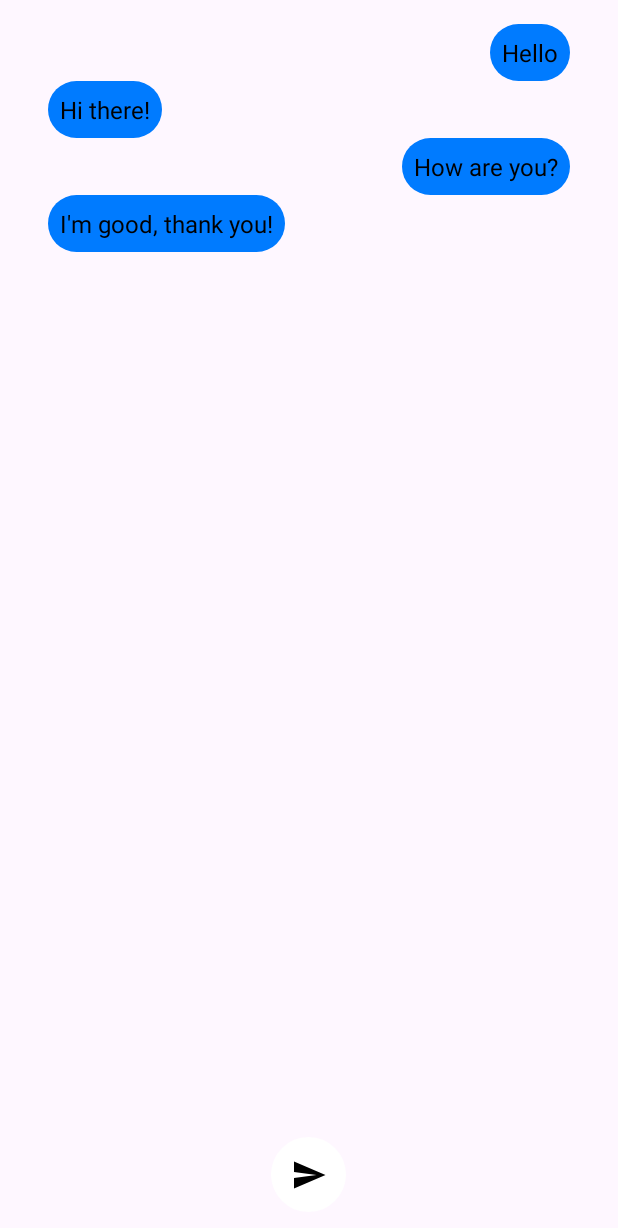
After one commit to TheFruggg/VuzixApp, an Android app: the ConversationActivity screen opened directly, with no data from a screen before it, on a phone screen of 412 x 824 dp. The commit adds this screen. Shown: the top 1228 px of the screen. Run offline under Robolectric (Android 15) with nearby library versions, the light colour scheme and no system bars.

Commit message:
10/02/2024

```diff
--- a/app/src/main/AndroidManifest.xml
+++ b/app/src/main/AndroidManifest.xml
@@ -24,8 +24,10 @@
         </activity>
 
         <activity android:name=".ContactsActivity" />
-        <activity android:name=".NewMessageActivity" />
+        <activity android:name=".MessageActivity" />
         <activity android:name=".SettingsActivity" />
+        <activity android:name=".ConversationActivity" />
+
     </application>
 
 </manifest>
--- a/app/src/main/java/com/vuzix/vuzixapp/Conversation.kt
+++ /dev/null
@@ -1,6 +0,0 @@
-package com.vuzix.vuzixapp
-
-data class Conversation(
-    val contactName: String,
-    val lastMessage: String
-)
--- /dev/null
+++ b/app/src/main/java/com/vuzix/vuzixapp/ConversationActivity.kt
@@ -0,0 +1,31 @@
+package com.vuzix.vuzixapp
+
+import android.os.Bundle
+import androidx.appcompat.app.AppCompatActivity
+import androidx.recyclerview.widget.LinearLayoutManager
+import androidx.recyclerview.widget.RecyclerView
+
+class ConversationActivity : AppCompatActivity() {
+
+    private lateinit var recyclerView: RecyclerView
+    private lateinit var adapter: MessageAdapter
+
+    override fun onCreate(savedInstanceState: Bundle?) {
+        super.onCreate(savedInstanceState)
+        setContentView(R.layout.activity_conversation)
+
+        recyclerView = findViewById(R.id.recyclerViewConversation)
+        recyclerView.layoutManager = LinearLayoutManager(this)
+        adapter = MessageAdapter()
+        recyclerView.adapter = adapter
+
+        val messages = listOf(
+            Message("Hello", true),
+            Message("Hi there!", false),
+            Message("How are you?", true),
+            Message("I'm good, thank you!", false)
+        )
+
+        adapter.submitList(messages)
+    }
+}
--- a/app/src/main/java/com/vuzix/vuzixapp/MainActivity.kt
+++ b/app/src/main/java/com/vuzix/vuzixapp/MainActivity.kt
@@ -3,6 +3,7 @@ package com.vuzix.vuzixapp
 import android.content.Intent
 import android.os.Bundle
 import androidx.appcompat.app.AppCompatActivity
+import androidx.recyclerview.widget.LinearLayoutManager
 import androidx.viewpager2.widget.ViewPager2
 
 class MainActivity : AppCompatActivity() {
@@ -12,14 +13,17 @@ class MainActivity : AppCompatActivity() {
         setContentView(R.layout.activity_main)
 
         val options = listOf(
-            Option("New Message") { navigateTo(NewMessageActivity::class.java) },
+            Option("New Message") { navigateTo(MessageActivity::class.java) },
             Option("Contacts") { navigateTo(ContactsActivity::class.java) },
             Option("Settings") { navigateTo(SettingsActivity::class.java) },
+            Option("Test") { /* Placeholder action */ },
             Option("Exit") { finish() }
         )
 
         val viewPager: ViewPager2 = findViewById(R.id.viewPager)
         viewPager.adapter = OptionAdapter(options)
+        viewPager.orientation = ViewPager2.ORIENTATION_HORIZONTAL
+        viewPager.offscreenPageLimit = 1
     }
 
     private fun navigateTo(activityClass: Class<*>) {
--- /dev/null
+++ b/app/src/main/java/com/vuzix/vuzixapp/Message.kt
@@ -0,0 +1,3 @@
+package com.vuzix.vuzixapp
+
+data class Message(val text: String, val isSent: Boolean)
--- /dev/null
+++ b/app/src/main/java/com/vuzix/vuzixapp/MessageAdapter.kt
@@ -0,0 +1,44 @@
+package com.vuzix.vuzixapp
+
+import android.view.LayoutInflater
+import android.view.View
+import android.view.ViewGroup
+import android.widget.TextView
+import androidx.recyclerview.widget.RecyclerView
+
+class MessageAdapter : RecyclerView.Adapter<MessageAdapter.MessageViewHolder>() {
+
+    private var messages: List<Message> = ArrayList()
+
+    inner class MessageViewHolder(itemView: View) : RecyclerView.ViewHolder(itemView) {
+        val textViewReceivedMessage: TextView = itemView.findViewById(R.id.textViewReceivedMessage)
+        val textViewSentMessage: TextView = itemView.findViewById(R.id.textViewSentMessage)
+    }
+
+    override fun onCreateViewHolder(parent: ViewGroup, viewType: Int): MessageViewHolder {
+        val view = LayoutInflater.from(parent.context).inflate(R.layout.item_message, parent, false)
+        return MessageViewHolder(view)
+    }
+
+    override fun onBindViewHolder(holder: MessageViewHolder, position: Int) {
+        val message = messages[position]
+        if (message.isSent) {
+            holder.textViewSentMessage.text = message.text
+            holder.textViewSentMessage.visibility = View.VISIBLE
+            holder.textViewReceivedMessage.visibility = View.GONE
+        } else {
+            holder.textViewReceivedMessage.text = message.text
+            holder.textViewReceivedMessage.visibility = View.VISIBLE
+            holder.textViewSentMessage.visibility = View.GONE
+        }
+    }
+
+    override fun getItemCount(): Int {
+        return messages.size
+    }
+
+    fun submitList(newList: List<Message>) {
+        messages = newList
+        notifyDataSetChanged()
+    }
+}
--- /dev/null
+++ b/app/src/main/res/drawable/circular_button_background.xml
@@ -0,0 +1,9 @@
+<?xml version="1.0" encoding="utf-8"?>
+<shape xmlns:android="http://schemas.android.com/apk/res/android"
+    android:shape="oval">
+    <size
+        android:width="50dp"
+        android:height="50dp"
+    />
+    <solid android:color="@color/white"/>
+</shape>
--- /dev/null
+++ b/app/src/main/res/drawable/ic_send_message.xml
@@ -0,0 +1,5 @@
+<vector android:autoMirrored="true" android:height="24dp"
+    android:tint="#000000" android:viewportHeight="24"
+    android:viewportWidth="24" android:width="24dp" xmlns:android="http://schemas.android.com/apk/res/android">
+    <path android:fillColor="@android:color/white" android:pathData="M2.01,21L23,12 2.01,3 2,10l15,2 -15,2z"/>
+</vector>
--- /dev/null
+++ b/app/src/main/res/layout/activity_conversation.xml
@@ -0,0 +1,24 @@
+<?xml version="1.0" encoding="utf-8"?>
+<RelativeLayout xmlns:android="http://schemas.android.com/apk/res/android"
+    android:layout_width="match_parent"
+    android:layout_height="match_parent">
+
+    <!-- RecyclerView for displaying conversation messages -->
+    <androidx.recyclerview.widget.RecyclerView
+        android:id="@+id/recyclerViewConversation"
+        android:layout_width="match_parent"
+        android:layout_height="match_parent"
+        android:padding="16dp"/>
+
+    <!-- Circular button for sending messages -->
+    <ImageButton
+        android:id="@+id/buttonSendMessage"
+        android:layout_width="wrap_content"
+        android:layout_height="wrap_content"
+        android:layout_alignParentBottom="true"
+        android:layout_centerHorizontal="true"
+        android:layout_marginBottom="16dp"
+        android:background="@drawable/circular_button_background"
+        android:src="@drawable/ic_send_message"
+        android:contentDescription="@string/send_message_button_description"/>
+</RelativeLayout>
--- /dev/null
+++ b/app/src/main/res/layout/item_message.xml
@@ -0,0 +1,31 @@
+<RelativeLayout xmlns:android="http://schemas.android.com/apk/res/android"
+    android:layout_width="match_parent"
+    android:layout_height="wrap_content">
+
+    <!-- Received message bubble -->
+    <TextView
+        android:id="@+id/textViewReceivedMessage"
+        android:layout_width="wrap_content"
+        android:layout_height="wrap_content"
+        android:background="@drawable/rounded_button_background"
+        android:textColor="@android:color/black"
+        android:textSize="16sp"
+        android:padding="8dp"
+        android:layout_alignParentStart="true"
+        android:layout_marginStart="16dp"
+         android:layout_marginEnd="72dp"/>
+
+
+    <TextView
+        android:id="@+id/textViewSentMessage"
+        android:layout_width="wrap_content"
+        android:layout_height="wrap_content"
+        android:background="@drawable/rounded_button_background"
+        android:textColor="@android:color/black"
+        android:textSize="16sp"
+        android:padding="8dp"
+        android:layout_alignParentEnd="true"
+        android:layout_marginEnd="16dp"
+        android:layout_marginStart="72dp"/>
+
+</RelativeLayout>
--- a/app/src/main/res/values/colors.xml
+++ b/app/src/main/res/values/colors.xml
@@ -2,4 +2,5 @@
 <resources>
     <color name="black">#FF000000</color>
     <color name="white">#FFFFFFFF</color>
+    <color name="blue">#0000FF</color>
 </resources>
--- a/app/src/main/res/values/strings.xml
+++ b/app/src/main/res/values/strings.xml
@@ -1,3 +1,4 @@
 <resources>
     <string name="app_name">VuzixApp</string>
+    <string name="send_message_button_description" />
 </resources>
```
Also changed, not shown: app/src/main/java/com/vuzix/vuzixapp/ConversationAdapter.kt (deleted, +0 -30 lines), app/src/main/java/com/vuzix/vuzixapp/MessageActivity.kt (added, +32 -0 lines), app/src/main/java/com/vuzix/vuzixapp/NewMessageActivity.kt (deleted, +0 -34 lines), app/src/main/res/layout/activity_main.xml (+7 -3 lines), app/src/main/res/layout/activity_new_message.xml (deleted, +0 -18 lines).
